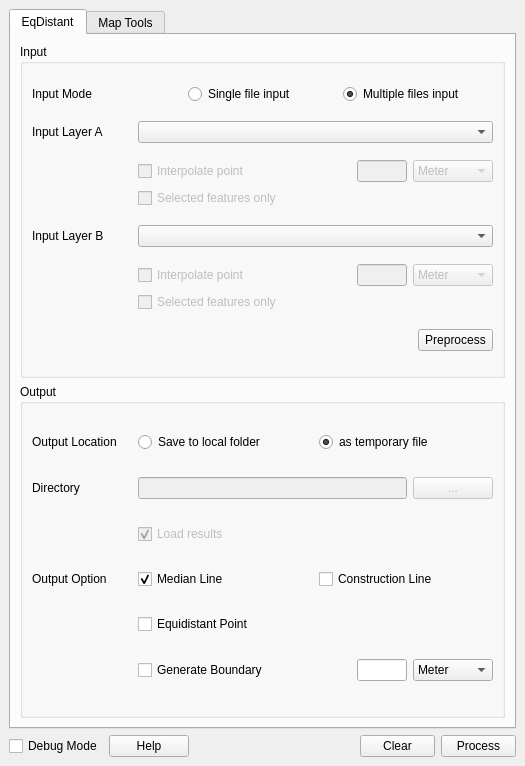
ivanbusthomi/EqDistant, file eq_distant_dockwidget_base.ui: the form before one commit.
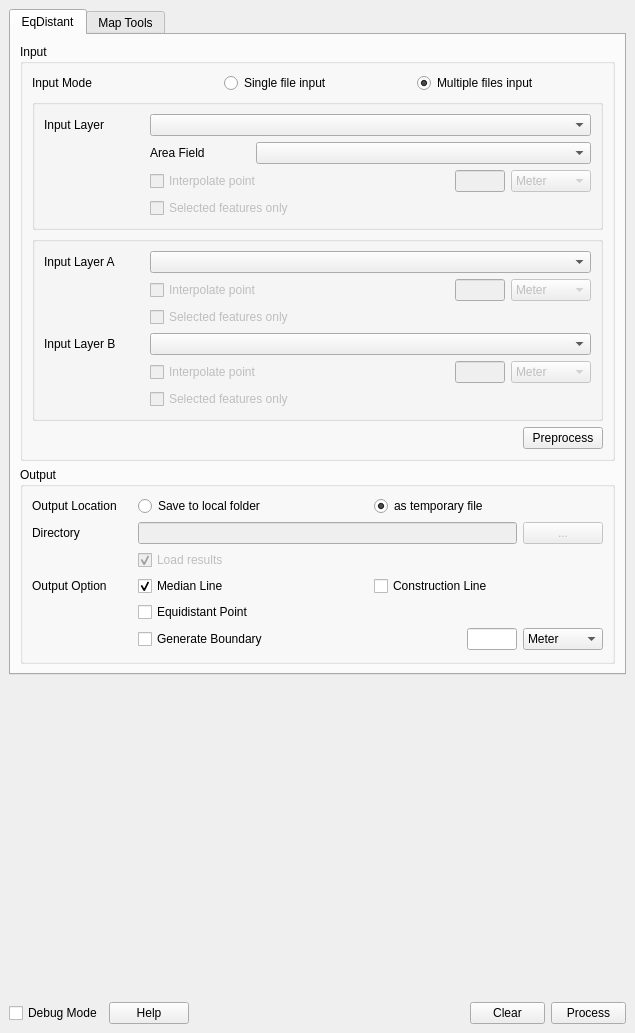
The form after the commit. Custom widgets are drawn as their Qt base class.

Diff of the .ui file:
```diff
--- a/eq_distant_dockwidget_base.ui
+++ b/eq_distant_dockwidget_base.ui
@@ -6,8 +6,8 @@
    <rect>
     <x>0</x>
     <y>0</y>
-    <width>525</width>
-    <height>766</height>
+    <width>635</width>
+    <height>1033</height>
    </rect>
   </property>
   <property name="windowTitle">
@@ -43,46 +43,13 @@
            <string>Input</string>
           </property>
           <layout class="QGridLayout" name="gridLayout">
-           <item row="8" column="0">
-            <layout class="QHBoxLayout" name="horizontalLayout_4">
-             <item>
-              <spacer name="horizontalSpacer_2">
-               <property name="orientation">
-                <enum>Qt::Horizontal</enum>
-               </property>
-               <property name="sizeHint" stdset="0">
-                <size>
-                 <width>40</width>
-                 <height>20</height>
-                </size>
-               </property>
-              </spacer>
-             </item>
+           <item row="3" column="0">
+            <widget class="QGroupBox" name="input_multi_group">
+             <property name="title">
+              <string/>
+             </property>
+             <layout class="QVBoxLayout" name="verticalLayout_4">
              <item>
-              <widget class="QPushButton" name="btn_preprocess">
-               <property name="minimumSize">
-                <size>
-                 <width>75</width>
-                 <height>0</height>
-                </size>
-               </property>
-               <property name="maximumSize">
-                <size>
-                 <width>75</width>
-                 <height>16777215</height>
-                </size>
-               </property>
-               <property name="toolTip">
-                <string>Preprocess input data to get initial overview on the area.</string>
-               </property>
-               <property name="text">
-                <string>Preprocess</string>
-               </property>
-              </widget>
-             </item>
-            </layout>
-           </item>
-           <item row="1" column="0">
             <layout class="QHBoxLayout" name="horizontalLayout">
              <item>
               <widget class="QLabel" name="label">
@@ -102,27 +69,7 @@
              </item>
             </layout>
            </item>
-           <item row="5" column="0">
-            <layout class="QHBoxLayout" name="horizontalLayout_2">
              <item>
-              <widget class="QLabel" name="label_2">
-               <property name="maximumSize">
-                <size>
-                 <width>100</width>
-                 <height>16777215</height>
-                </size>
-               </property>
-               <property name="text">
-                <string>Input Layer B</string>
-               </property>
-              </widget>
-             </item>
-             <item>
-              <widget class="QgsMapLayerComboBox" name="mcb_input_b"/>
-             </item>
-            </layout>
-           </item>
-           <item row="2" column="0">
             <layout class="QGridLayout" name="gridLayout_4">
              <item row="1" column="2">
               <widget class="QLineEdit" name="interpolate_value_a">
@@ -234,7 +181,27 @@
              </item>
             </layout>
            </item>
-           <item row="6" column="0">
+              <item>
+               <layout class="QHBoxLayout" name="horizontalLayout_2">
+                <item>
+                 <widget class="QLabel" name="label_2">
+                  <property name="maximumSize">
+                   <size>
+                    <width>100</width>
+                    <height>16777215</height>
+                   </size>
+                  </property>
+                  <property name="text">
+                   <string>Input Layer B</string>
+                  </property>
+                 </widget>
+                </item>
+                <item>
+                 <widget class="QgsMapLayerComboBox" name="mcb_input_b"/>
+                </item>
+               </layout>
+              </item>
+              <item>
             <layout class="QGridLayout" name="gridLayout_5">
              <item row="0" column="4">
               <widget class="QComboBox" name="interpolate_unit_b">
@@ -346,6 +313,9 @@
              </item>
             </layout>
            </item>
+             </layout>
+            </widget>
+           </item>
            <item row="0" column="0">
             <layout class="QHBoxLayout" name="horizontalLayout_5">
              <item>
@@ -374,6 +344,206 @@
              </item>
             </layout>
            </item>
+           <item row="10" column="0">
+            <layout class="QHBoxLayout" name="horizontalLayout_4">
+             <item>
+              <spacer name="horizontalSpacer_2">
+               <property name="orientation">
+                <enum>Qt::Horizontal</enum>
+               </property>
+               <property name="sizeHint" stdset="0">
+                <size>
+                 <width>40</width>
+                 <height>20</height>
+                </size>
+               </property>
+              </spacer>
+             </item>
+             <item>
+              <widget class="QPushButton" name="btn_preprocess">
+               <property name="minimumSize">
+                <size>
+                 <width>75</width>
+                 <height>0</height>
+                </size>
+               </property>
+               <property name="maximumSize">
+                <size>
+                 <width>100</width>
+                 <height>16777215</height>
+                </size>
+               </property>
+               <property name="toolTip">
+                <string>Preprocess input data to get initial overview on the area.</string>
+               </property>
+               <property name="text">
+                <string>Preprocess</string>
+               </property>
+              </widget>
+             </item>
+            </layout>
+           </item>
+           <item row="2" column="0">
+            <widget class="QGroupBox" name="input_single_group">
+             <property name="title">
+              <string/>
+             </property>
+             <layout class="QVBoxLayout" name="verticalLayout_3">
+              <item>
+               <layout class="QHBoxLayout" name="single_input_group">
+                <item>
+                 <widget class="QLabel" name="single_input_label">
+                  <property name="maximumSize">
+                   <size>
+                    <width>100</width>
+                    <height>16777215</height>
+                   </size>
+                  </property>
+                  <property name="text">
+                   <string>Input Layer</string>
+                  </property>
+                 </widget>
+                </item>
+                <item>
+                 <widget class="QgsMapLayerComboBox" name="mcb_input_single"/>
+                </item>
+               </layout>
+              </item>
+              <item>
+               <layout class="QGridLayout" name="single_input_option">
+                <item row="1" column="2">
+                 <widget class="QLineEdit" name="interpolate_value_single">
+                  <property name="enabled">
+                   <bool>false</bool>
+                  </property>
+                  <property name="sizePolicy">
+                   <sizepolicy hsizetype="Maximum" vsizetype="Fixed">
+                    <horstretch>0</horstretch>
+                    <verstretch>0</verstretch>
+                   </sizepolicy>
+                  </property>
+                  <property name="maximumSize">
+                   <size>
+                    <width>50</width>
+                    <height>16777215</height>
+                   </size>
+                  </property>
+                  <property name="toolTip">
+                   <string>Interval distance. Line segment shorter than this value will be interpolated.</string>
+                  </property>
+                 </widget>
+                </item>
+                <item row="2" column="1">
+                 <widget class="QCheckBox" name="selected_input_single">
+                  <property name="enabled">
+                   <bool>false</bool>
+                  </property>
+                  <property name="toolTip">
+                   <string>Only use selected features in this layer as input for line creation.</string>
+                  </property>
+                  <property name="text">
+                   <string>Selected features only</string>
+                  </property>
+                 </widget>
+                </item>
+                <item row="1" column="0">
+                 <widget class="QLabel" name="label_9">
+                  <property name="maximumSize">
+                   <size>
+                    <width>100</width>
+                    <height>16777215</height>
+                   </size>
+                  </property>
+                  <property name="text">
+                   <string/>
+                  </property>
+                 </widget>
+                </item>
+                <item row="1" column="1">
+                 <widget class="QCheckBox" name="interpolate_input_single">
+                  <property name="enabled">
+                   <bool>false</bool>
+                  </property>
+                  <property name="toolTip">
+                   <string>Interpolate point at a given interval. Enabled on input layer in Projected CRS.</string>
+                  </property>
+                  <property name="text">
+                   <string>Interpolate point</string>
+                  </property>
+                 </widget>
+                </item>
+                <item row="1" column="3">
+                 <widget class="QComboBox" name="interpolate_unit_single">
+                  <property name="enabled">
+                   <bool>false</bool>
+                  </property>
+                  <property name="sizePolicy">
+                   <sizepolicy hsizetype="Maximum" vsizetype="Fixed">
+                    <horstretch>0</horstretch>
+                    <verstretch>0</verstretch>
+                   </sizepolicy>
+                  </property>
+                  <property name="maximumSize">
+                   <size>
+                    <width>80</width>
+                    <height>16777215</height>
+                   </size>
+                  </property>
+                  <item>
+                   <property name="text">
+                    <string>Meter</string>
+                   </property>
+                  </item>
+                  <item>
+                   <property name="text">
+                    <string>Kilometer</string>
+                   </property>
+                  </item>
+                  <item>
+                   <property name="text">
+                    <string>Nautical Miles</string>
+                   </property>
+                  </item>
+                 </widget>
+                </item>
+                <item row="2" column="0">
+                 <widget class="QLabel" name="label_12">
+                  <property name="maximumSize">
+                   <size>
+                    <width>100</width>
+                    <height>16777215</height>
+                   </size>
+                  </property>
+                  <property name="text">
+                   <string/>
+                  </property>
+                 </widget>
+                </item>
+                <item row="0" column="1" colspan="3">
+                 <layout class="QHBoxLayout" name="horizontalLayout_6">
+                  <item>
+                   <widget class="QLabel" name="field_label">
+                    <property name="maximumSize">
+                     <size>
+                      <width>100</width>
+                      <height>16777215</height>
+                     </size>
+                    </property>
+                    <property name="text">
+                     <string>Area Field</string>
+                    </property>
+                   </widget>
+                  </item>
+                  <item>
+                   <widget class="QgsFieldComboBox" name="field_input_single"/>
+                  </item>
+                 </layout>
+                </item>
+               </layout>
+              </item>
+             </layout>
+            </widget>
+           </item>
           </layout>
          </widget>
         </item>
@@ -691,6 +861,19 @@
       </widget>
      </widget>
     </item>
+    <item>
+     <spacer name="verticalSpacer">
+      <property name="orientation">
+       <enum>Qt::Vertical</enum>
+      </property>
+      <property name="sizeHint" stdset="0">
+       <size>
+        <width>20</width>
+        <height>40</height>
+       </size>
+      </property>
+     </spacer>
+    </item>
     <item>
      <layout class="QHBoxLayout" name="horizontalLayout_3">
       <item>
@@ -770,6 +953,11 @@
   </widget>
  </widget>
  <customwidgets>
+  <customwidget>
+   <class>QgsFieldComboBox</class>
+   <extends>QComboBox</extends>
+   <header>qgsfieldcombobox.h</header>
+  </customwidget>
   <customwidget>
    <class>QgsMapLayerComboBox</class>
    <extends>QComboBox</extends>
```
Left out of the diff: 96 changed lines with no effect on the pictures. Lines whose indentation alone changed are shown as unchanged.
